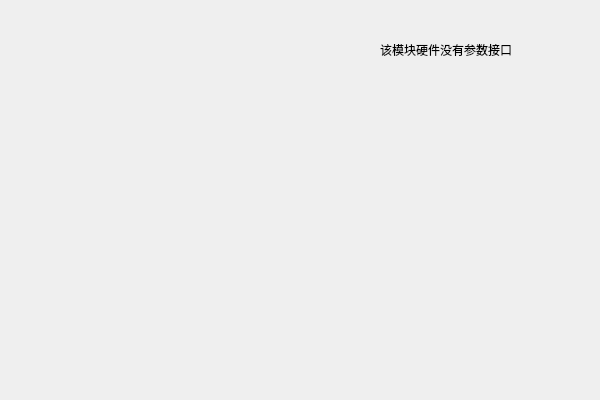
Old version of the form Link_tab/gb_tab.ui in the repository HuJingwen1211/MCISP.
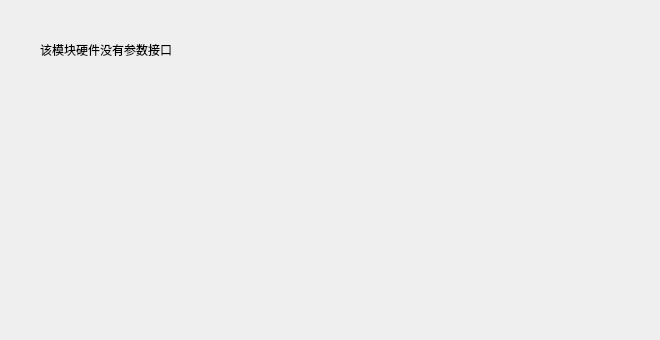
New version of the form.

Diff of the .ui file:
```diff
--- a/Link_tab/gb_tab.ui
+++ b/Link_tab/gb_tab.ui
@@ -6,17 +6,23 @@
    <rect>
     <x>0</x>
     <y>0</y>
-    <width>600</width>
-    <height>400</height>
+    <width>660</width>
+    <height>340</height>
    </rect>
   </property>
+  <property name="minimumSize">
+   <size>
+    <width>660</width>
+    <height>340</height>
+   </size>
+  </property>
   <property name="windowTitle">
    <string>GB_tab</string>
   </property>
   <widget class="QLabel" name="label">
    <property name="geometry">
     <rect>
-     <x>380</x>
+     <x>40</x>
      <y>40</y>
      <width>161</width>
      <height>19</height>
```
